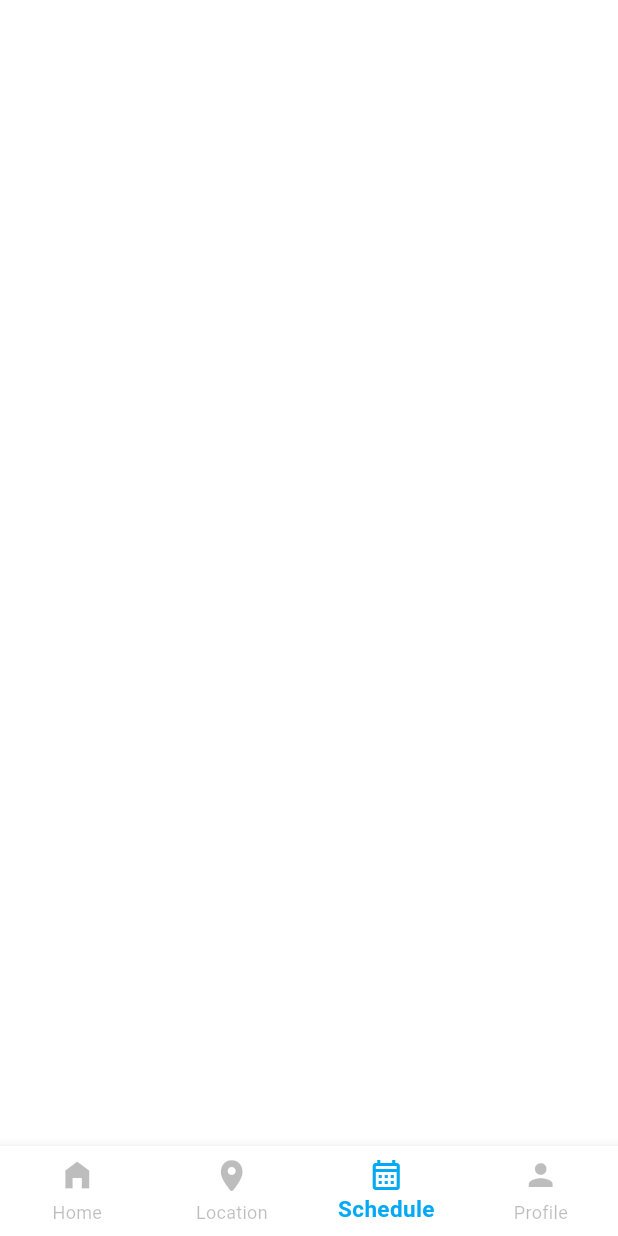
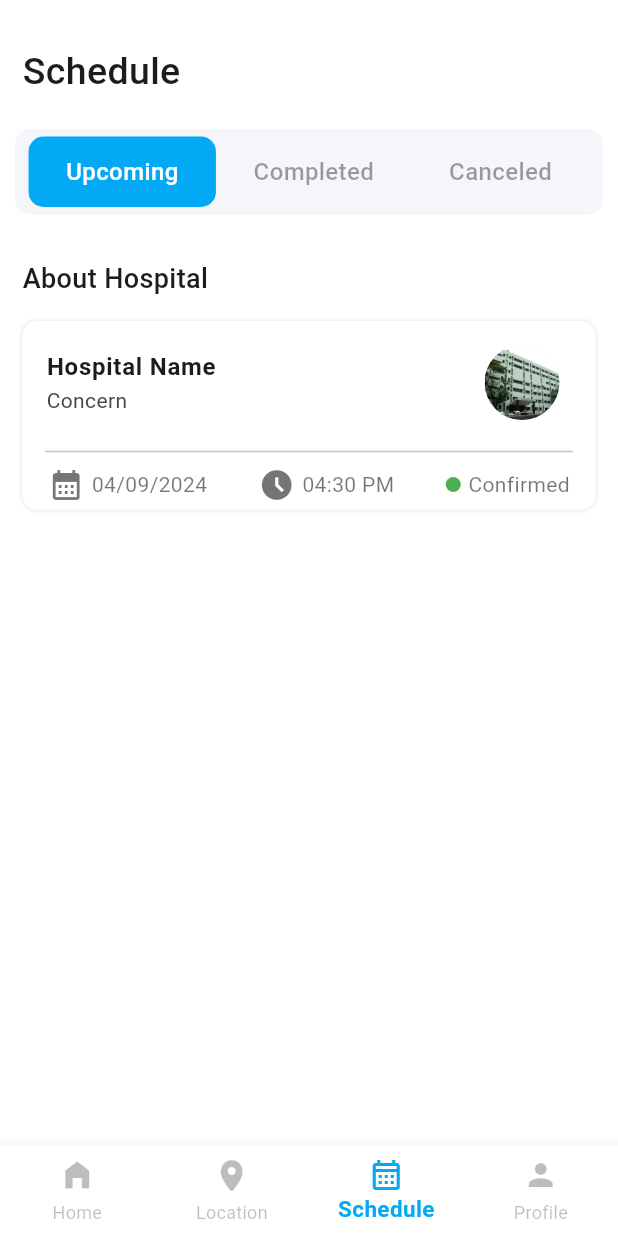
Before and after one commit to dhruvpal102005/App24, a Flutter app: the screen it shows after launch, item 3 of the bottom bar chosen, on a phone screen of 412 x 824 dp. Run offline on Flutter 3.47's test engine with Material 3 defaults, Android fonts, the phone set to English and light mode, and no system bars; our stand-ins replace flutter_material_design_icons.

Commit message:
added schedule

```diff
--- a/app/lib/main_screen.dart
+++ b/app/lib/main_screen.dart
@@ -1,3 +1,4 @@
+import 'package:app/schedule_screen.dart';
 import 'package:flutter/cupertino.dart';
 import 'package:flutter/material.dart';
 import 'package:app/home_screen.dart';
@@ -15,7 +16,7 @@ class _MainScreenState extends State<MainScreen> {
   final _screens = [
     HomeScreen(),
     Container(),
-    Container(),
+    ScheduleScreen(),
     Container(),
   ];
 
--- /dev/null
+++ b/app/lib/schedule_screen.dart
@@ -0,0 +1,129 @@
+import 'package:app/widget/upcoming_schedule.dart';
+import 'package:flutter/material.dart';
+
+class ScheduleScreen extends StatefulWidget {
+  const ScheduleScreen({super.key});
+
+  @override
+  State<ScheduleScreen> createState() => _ScheduleScreenState();
+}
+
+class _ScheduleScreenState extends State<ScheduleScreen> {
+  int _buttonIndex = 0;
+
+  final _scheduleWidgets = [
+    UpcomingSchedule(),
+    Container(),
+    Container(),
+  ];
+  @override
+  Widget build(BuildContext context) {
+    return SingleChildScrollView(
+      child: Padding(padding: EdgeInsets.only(top: 30),
+      child: Column(
+        crossAxisAlignment: CrossAxisAlignment.start,
+        children: [
+          Padding(padding: EdgeInsets.symmetric(horizontal: 15),
+          child: Text("Schedule",
+          style: TextStyle(
+            fontSize: 25,
+            fontWeight: FontWeight.w500,
+          ),),
+          ),
+          SizedBox(height: 20),
+          Container(
+            padding: EdgeInsets.all(5),
+            margin: EdgeInsets.symmetric(horizontal: 10),
+            decoration: BoxDecoration(
+              color: Color(0xFFF4F6FA),
+              borderRadius: BorderRadius.circular(10),
+            ),
+            child: Row(
+              mainAxisAlignment: MainAxisAlignment.center,
+              children: [
+                InkWell(
+                  onTap: (){
+                    setState(() {
+                      _buttonIndex = 0;
+                    });
+                  },
+                  child: Container(
+                    padding: EdgeInsets.symmetric(
+                      vertical: 12,
+
+                      horizontal: 25
+                    ),
+                    decoration: BoxDecoration(
+                      color: _buttonIndex == 0 ? Colors.lightBlue : Colors.transparent,
+                      borderRadius: BorderRadius.circular(10),
+                    ),
+                    child: Text("Upcoming",
+                    style: TextStyle(
+                      fontSize: 16,
+                      fontWeight: FontWeight.w500,
+                      color: _buttonIndex == 0 ? Colors.white : Colors.black38,
+                    ),
+                    ),
+                  ),
+                ),
+                InkWell(
+                  onTap: (){
+                    setState(() {
+                      _buttonIndex = 1;
+                    });
+                  },
+                  child: Container(
+                    padding: EdgeInsets.symmetric(
+                      vertical: 12,
+
+                      horizontal: 25
+                    ),
+                    decoration: BoxDecoration(
+                      color: _buttonIndex == 1 ? Colors.lightBlue : Colors.transparent,
+                      borderRadius: BorderRadius.circular(10),
+                    ),
+                    child: Text("Completed",
+                    style: TextStyle(
+                      fontSize: 16,
+                      fontWeight: FontWeight.w500,
+                      color: _buttonIndex == 1 ? Colors.white : Colors.black38,
+                    ),
+                    ),
+                  ),
+                ),
+                InkWell(
+                  onTap: (){
+                    setState(() {
+                      _buttonIndex = 2;
+                    });
+                  },
+                  child: Container(
+                    padding: EdgeInsets.symmetric(
+                      vertical: 12,
+
+                      horizontal: 25
+                    ),
+                    decoration: BoxDecoration(
+                      color: _buttonIndex == 2 ? Colors.lightBlue : Colors.transparent,
+                      borderRadius: BorderRadius.circular(10),
+                    ),
+                    child: Text("Canceled",
+                    style: TextStyle(
+                      fontSize: 16,
+                      fontWeight: FontWeight.w500,
+                      color: _buttonIndex == 2 ? Colors.white : Colors.black38,
+                    ),
+                    ),
+                  ),
+                ),
+              ],
+            ),
+          ),
+          SizedBox(height: 30),
+          _scheduleWidgets[_buttonIndex],
+        ],
+      )
+      ,),
+    );
+  }
+}
--- /dev/null
+++ b/app/lib/widget/upcoming_schedule.dart
@@ -0,0 +1,118 @@
+import 'package:flutter/material.dart';
+
+class UpcomingSchedule extends StatelessWidget {
+  const UpcomingSchedule({super.key});
+
+  @override
+  Widget build(BuildContext context) {
+    return Padding(
+      padding: EdgeInsets.symmetric(horizontal: 15),
+      child: Column(
+        crossAxisAlignment: CrossAxisAlignment.start,
+        children: [
+          Text(
+            "About Hospital",
+            style: TextStyle(
+              fontSize: 18,
+              fontWeight: FontWeight.w500,
+            ),
+          ),
+          SizedBox(height: 15),
+          Container(
+            padding: EdgeInsets.symmetric(vertical: 5),
+            decoration: BoxDecoration(
+              color: Colors.white,
+              borderRadius: BorderRadius.circular(10),
+              boxShadow: [
+                BoxShadow(
+                  color: Colors.black12,
+                  blurRadius: 2,
+                ),
+              ],
+            ),
+            child: SizedBox(
+              width: MediaQuery.of(context).size.width,
+              child: Column(
+                children: [
+                  ListTile(
+                    title: Text(
+                      "Hospital Name",
+                      style: TextStyle(
+                        fontWeight: FontWeight.bold,
+                      ),
+                    ),
+                    subtitle: Text("Concern"),
+                    trailing: CircleAvatar(
+                      radius: 25,
+                      backgroundImage: AssetImage("images/hospital-1.jpg"),
+                    ),
+                  ),
+                  Padding(
+                    padding: EdgeInsets.symmetric(horizontal: 15),
+                    child: Divider(
+                      thickness: 1,
+                      height: 20,
+                    ),
+                  ),
+                  Row(
+                    mainAxisAlignment: MainAxisAlignment.spaceAround,
+                    children: [
+                      Row(
+                        children: [
+                          Icon(
+                            Icons.calendar_month,
+                            color: Colors.black54,
+                          ),
+                          SizedBox(width: 5),
+                          Text(
+                            "04/09/2024",
+                            style: TextStyle(
+                              color: Colors.black54,
+                            ),
+                          ),
+                        ],
+                      ),
+                      Row(
+                        children: [
+                          Icon(
+                            Icons.access_time_filled,
+                            color: Colors.black54,
+                          ),
+                          SizedBox(width: 5),
+                          Text(
+                            "04:30 PM",
+                            style: TextStyle(
+                              color: Colors.black54,
+                            ),
+                          ),
+                        ],
+                      ),
+                      Row(
+                        children: [
+                          Container(
+                            padding: EdgeInsets.all(5),
+                            decoration: BoxDecoration(
+                              color: Colors.green,
+                              shape: BoxShape.circle,
+                            ),
+                          ),
+                          SizedBox(width: 5),
+                          Text(
+                            "Confirmed",
+                            style: TextStyle(
+                              color: Colors.black54,
+                            ),
+                          ),
+                        ],
+                      ),
+                    ],
+                  ),
+                ],
+              ),
+            ),
+          ),
+        ],
+      ),
+    );
+  }
+}
```
